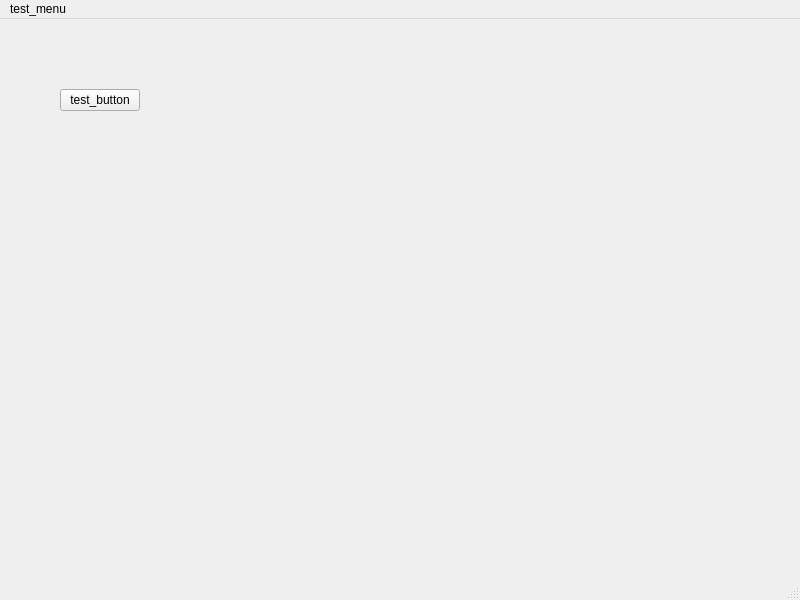
First picture: the form in src/CGUI/mainwindow.ui, repository MasterskayaC/Stakan, before the edit.
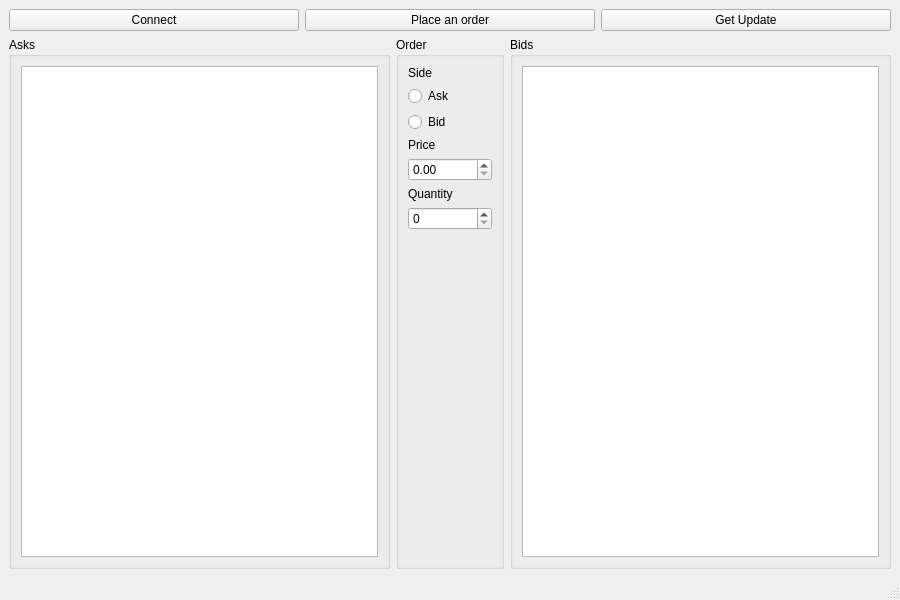
Second picture: the form after the edit.

```diff
--- a/src/CGUI/mainwindow.ui
+++ b/src/CGUI/mainwindow.ui
@@ -3,64 +3,63 @@
  <class>MainWindow</class>
  <widget class="QMainWindow" name="MainWindow">
   <property name="geometry">
-   <rect>
-    <x>0</x>
-    <y>0</y>
-    <width>800</width>
-    <height>600</height>
-   </rect>
+   <rect><x>0</x><y>0</y><width>900</width><height>600</height></rect>
   </property>
   <property name="windowTitle">
    <string>MainWindow</string>
   </property>
   <widget class="QWidget" name="centralwidget">
-   <widget class="QWidget" name="formLayoutWidget">
-    <property name="geometry">
-     <rect>
-      <x>60</x>
-      <y>70</y>
-      <width>181</width>
-      <height>111</height>
-     </rect>
-    </property>
-    <layout class="QFormLayout" name="formLayout">
-     <item row="0" column="0">
-      <widget class="QPushButton" name="pushButton1">
-       <property name="contextMenuPolicy">
-        <enum>Qt::ActionsContextMenu</enum>
-       </property>
-       <property name="toolTipDuration">
-        <number>-3</number>
-       </property>
-       <property name="text">
-        <string>test_button</string>
-       </property>
-       <property name="autoRepeatInterval">
-        <number>99</number>
-       </property>
-      </widget>
-     </item>
-    </layout>
-   </widget>
+   <layout class="QVBoxLayout" name="mainLayout">
+    <item>
+     <layout class="QHBoxLayout" name="buttonsLayout">
+      <item><widget class="QPushButton" name="connectButton"><property name="text"><string>Connect</string></property></widget></item>
+      <item><widget class="QPushButton" name="placeOrderButton"><property name="text"><string>Place an order</string></property></widget></item>
+      <item><widget class="QPushButton" name="getUpdateButton"><property name="text"><string>Get Update</string></property></widget></item>
+     </layout>
+    </item>
+    <item>
+     <layout class="QHBoxLayout" name="mainAreaLayout">
+      <item>
+       <widget class="QGroupBox" name="asksGroup">
+        <property name="title"><string>Asks</string></property>
+        <layout class="QVBoxLayout">
+         <item><widget class="QTableView" name="asksView"/></item>
+        </layout>
+       </widget>
+      </item>
+      <item>
+       <widget class="QGroupBox" name="orderGroup">
+        <property name="title"><string>Order</string></property>
+        <layout class="QVBoxLayout">
+         <item><widget class="QLabel" name="sideLabel"><property name="text"><string>Side</string></property></widget></item>
+         <item><widget class="QRadioButton" name="askRadio"><property name="text"><string>Ask</string></property></widget></item>
+         <item><widget class="QRadioButton" name="bidRadio"><property name="text"><string>Bid</string></property></widget></item>
+         <item><widget class="QLabel" name="priceLabel"><property name="text"><string>Price</string></property></widget></item>
+         <item><widget class="QDoubleSpinBox" name="priceSpinBox"><property name="maximum"><double>999999.000000</double></property></widget></item>
+         <item><widget class="QLabel" name="quantityLabel"><property name="text"><string>Quantity</string></property></widget></item>
+         <item><widget class="QSpinBox" name="quantitySpinBox"><property name="maximum"><number>999999</number></property></widget></item>
+         <item>
+          <spacer name="verticalSpacer">
+           <property name="orientation"><enum>Qt::Vertical</enum></property>
+           <property name="sizeHint" stdset="0"><size><width>20</width><height>40</height></size></property>
+          </spacer>
+         </item>
+        </layout>
+       </widget>
+      </item>
+      <item>
+       <widget class="QGroupBox" name="bidsGroup">
+        <property name="title"><string>Bids</string></property>
+        <layout class="QVBoxLayout">
+         <item><widget class="QTableView" name="bidsView"/></item>
+        </layout>
+       </widget>
+      </item>
+     </layout>
+    </item>
+   </layout>
   </widget>
-  <widget class="QMenuBar" name="menubar">
-   <property name="geometry">
-    <rect>
-     <x>0</x>
-     <y>0</y>
-     <width>800</width>
-     <height>24</height>
-    </rect>
-   </property>
-   <widget class="QMenu" name="menutest_menu">
-    <property name="title">
-     <string>test_menu</string>
-    </property>
-    <addaction name="separator"/>
-    <addaction name="actiontest_sub"/>
-   </widget>
-   <addaction name="menutest_menu"/>
-  </widget>
+  <widget class="QMenuBar" name="menubar"/>
   <widget class="QStatusBar" name="statusbar"/>
   <action name="actiontest_sub">
    <property name="text">
```
Left out of the diff: 11 changed lines with no effect on the pictures.
